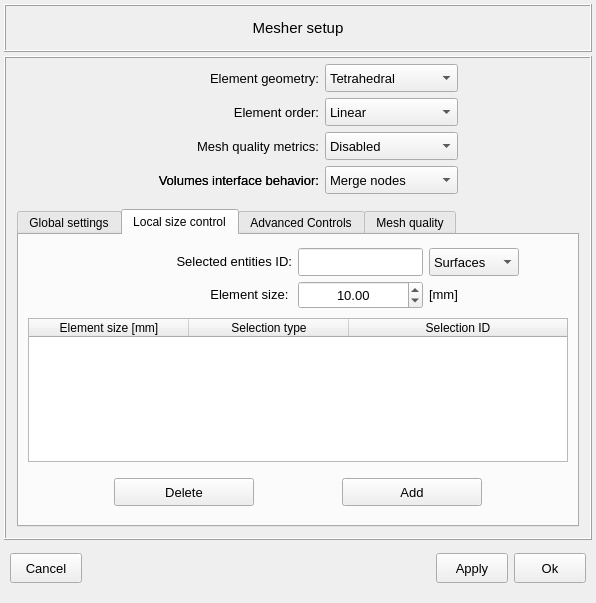
This is vibra/interface/data/ui_files/model/general/mesher_setup_inputs.ui in MOPT-UFSC/VIBRA as Qt 5 draws it before an edit. The edited form follows.
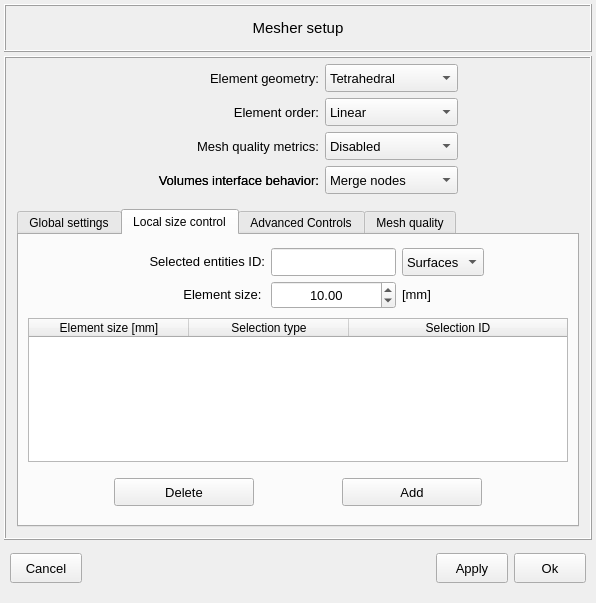
This is the edited form. The open tabs and pages were chosen to show the change. Icons and pictures are not drawn.

Commit message: Update the grouping assistant UI file

Patch:
```diff
--- a/vibra/interface/data/ui_files/model/general/mesher_setup_inputs.ui
+++ b/vibra/interface/data/ui_files/model/general/mesher_setup_inputs.ui
@@ -1043,7 +1043,7 @@
                  <number>4</number>
                 </property>
                 <property name="rightMargin">
-                 <number>4</number>
+                 <number>12</number>
                 </property>
                 <property name="bottomMargin">
                  <number>4</number>
@@ -1051,18 +1051,62 @@
                 <property name="horizontalSpacing">
                  <number>6</number>
                 </property>
-                <item row="1" column="2">
-                 <widget class="QLineEdit" name="lineEdit_selected_ids">
+                <item row="1" column="5">
+                 <spacer name="horizontalSpacer_4">
+                  <property name="orientation">
+                   <enum>Qt::Orientation::Horizontal</enum>
+                  </property>
+                  <property name="sizeHint" stdset="0">
+                   <size>
+                    <width>40</width>
+                    <height>20</height>
+                   </size>
+                  </property>
+                 </spacer>
+                </item>
+                <item row="2" column="4">
+                 <widget class="QLabel" name="label_8">
                   <property name="minimumSize">
                    <size>
                     <width>0</width>
-                    <height>28</height>
+                    <height>20</height>
+                   </size>
+                  </property>
+                  <property name="font">
+                   <font>
+                    <pointsize>10</pointsize>
+                   </font>
+                  </property>
+                  <property name="text">
+                   <string>[mm]</string>
+                  </property>
+                 </widget>
+                </item>
+                <item row="1" column="0">
+                 <spacer name="horizontalSpacer_3">
+                  <property name="orientation">
+                   <enum>Qt::Orientation::Horizontal</enum>
+                  </property>
+                  <property name="sizeHint" stdset="0">
+                   <size>
+                    <width>40</width>
+                    <height>20</height>
+                   </size>
+                  </property>
+                 </spacer>
+                </item>
+                <item row="1" column="1">
+                 <widget class="QLabel" name="label_selected_ids">
+                  <property name="minimumSize">
+                   <size>
+                    <width>160</width>
+                    <height>20</height>
                    </size>
                   </property>
                   <property name="maximumSize">
                    <size>
-                    <width>200</width>
-                    <height>16777215</height>
+                    <width>16777215</width>
+                    <height>160</height>
                    </size>
                   </property>
                   <property name="font">
@@ -1071,10 +1115,10 @@
                    </font>
                   </property>
                   <property name="text">
-                   <string/>
+                   <string>Selected entities ID:</string>
                   </property>
                   <property name="alignment">
-                   <set>Qt::AlignmentFlag::AlignCenter</set>
+                   <set>Qt::AlignmentFlag::AlignRight|Qt::AlignmentFlag::AlignTrailing|Qt::AlignmentFlag::AlignVCenter</set>
                   </property>
                  </widget>
                 </item>
@@ -1105,7 +1149,34 @@
                   </property>
                  </widget>
                 </item>
-                <item row="2" column="2">
+                <item row="1" column="3">
+                 <widget class="QLineEdit" name="lineEdit_selected_ids">
+                  <property name="minimumSize">
+                   <size>
+                    <width>0</width>
+                    <height>28</height>
+                   </size>
+                  </property>
+                  <property name="maximumSize">
+                   <size>
+                    <width>200</width>
+                    <height>16777215</height>
+                   </size>
+                  </property>
+                  <property name="font">
+                   <font>
+                    <pointsize>10</pointsize>
+                   </font>
+                  </property>
+                  <property name="text">
+                   <string/>
+                  </property>
+                  <property name="alignment">
+                   <set>Qt::AlignmentFlag::AlignCenter</set>
+                  </property>
+                 </widget>
+                </item>
+                <item row="2" column="3">
                  <widget class="QDoubleSpinBox" name="doubleSpinBox_local_mesh_size_control_element_size">
                   <property name="minimumSize">
                    <size>
@@ -1144,78 +1215,7 @@
                   </property>
                  </widget>
                 </item>
-                <item row="2" column="3">
-                 <widget class="QLabel" name="label_8">
-                  <property name="minimumSize">
-                   <size>
-                    <width>0</width>
-                    <height>20</height>
-                   </size>
-                  </property>
-                  <property name="font">
-                   <font>
-                    <pointsize>10</pointsize>
-                   </font>
-                  </property>
-                  <property name="text">
-                   <string>[mm]</string>
-                  </property>
-                 </widget>
-                </item>
-                <item row="1" column="1">
-                 <widget class="QLabel" name="label_selected_ids">
-                  <property name="minimumSize">
-                   <size>
-                    <width>160</width>
-                    <height>20</height>
-                   </size>
-                  </property>
-                  <property name="maximumSize">
-                   <size>
-                    <width>16777215</width>
-                    <height>160</height>
-                   </size>
-                  </property>
-                  <property name="font">
-                   <font>
-                    <pointsize>10</pointsize>
-                   </font>
-                  </property>
-                  <property name="text">
-                   <string>Selected entities ID:</string>
-                  </property>
-                  <property name="alignment">
-                   <set>Qt::AlignmentFlag::AlignRight|Qt::AlignmentFlag::AlignTrailing|Qt::AlignmentFlag::AlignVCenter</set>
-                  </property>
-                 </widget>
-                </item>
-                <item row="2" column="0">
-                 <spacer name="horizontalSpacer_3">
-                  <property name="orientation">
-                   <enum>Qt::Orientation::Horizontal</enum>
-                  </property>
-                  <property name="sizeHint" stdset="0">
-                   <size>
-                    <width>40</width>
-                    <height>20</height>
-                   </size>
-                  </property>
-                 </spacer>
-                </item>
-                <item row="2" column="4">
-                 <spacer name="horizontalSpacer_4">
-                  <property name="orientation">
-                   <enum>Qt::Orientation::Horizontal</enum>
-                  </property>
-                  <property name="sizeHint" stdset="0">
-                   <size>
-                    <width>40</width>
-                    <height>20</height>
-                   </size>
-                  </property>
-                 </spacer>
-                </item>
-                <item row="1" column="3" colspan="2">
+                <item row="1" column="4">
                  <widget class="QComboBox" name="comboBox_local_mesh_size_control_entity_type">
                   <property name="sizePolicy">
                    <sizepolicy hsizetype="Fixed" vsizetype="Fixed">
```
Left out of the diff: 249 changed lines with no effect on the pictures. The commit also changes 4 other files.
